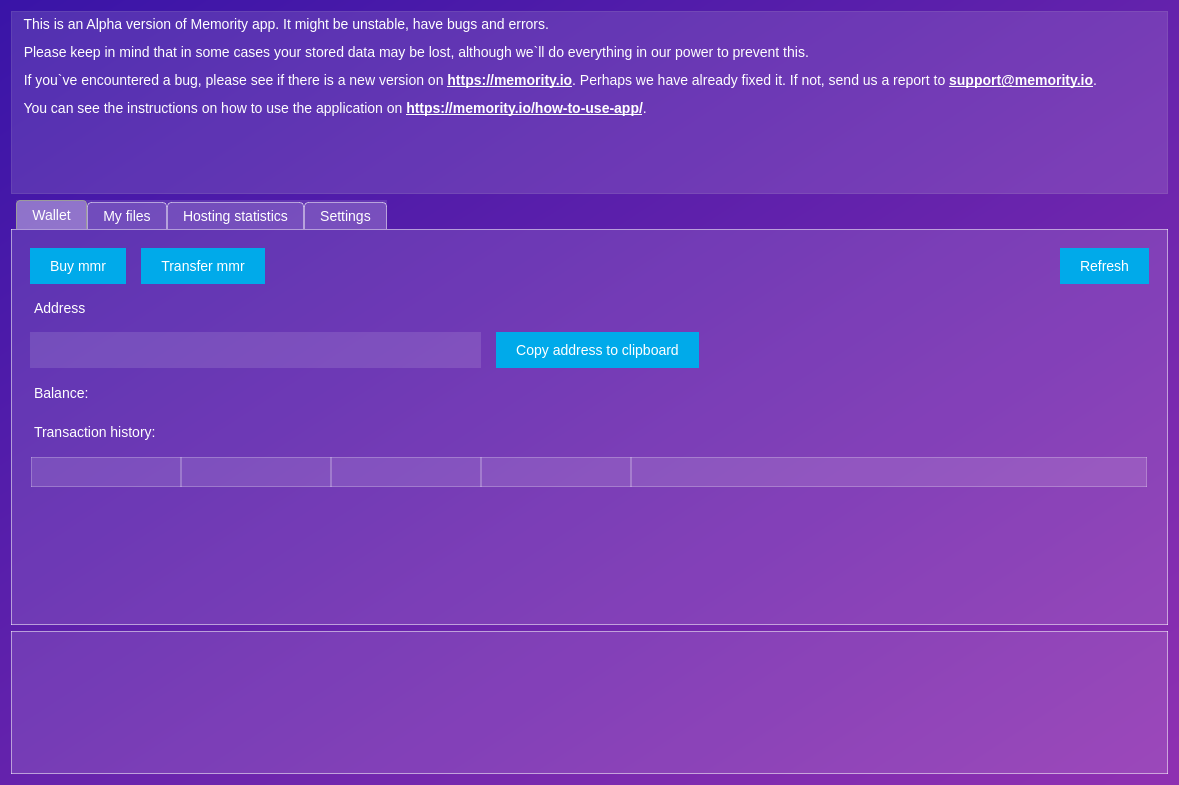
Old version of the form memority/ui/main.ui in the repository Memority/memority.
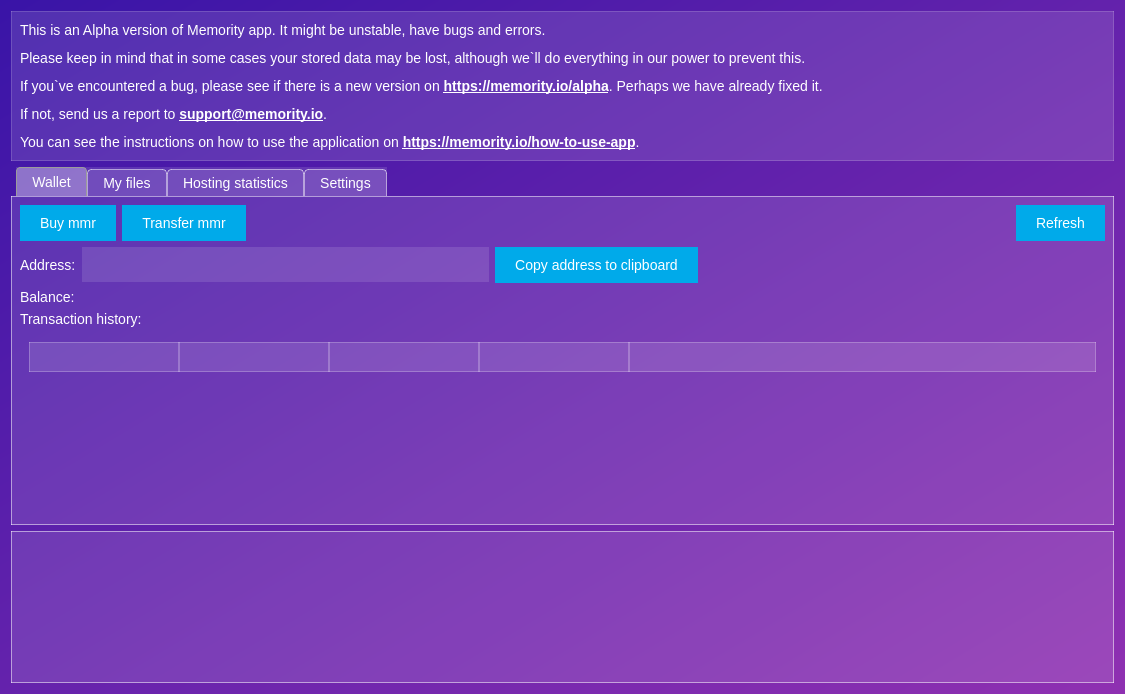
New version of the form. Icons and pictures are not drawn.

```diff
--- a/memority/ui/main.ui
+++ b/memority/ui/main.ui
@@ -6,8 +6,8 @@
    <rect>
     <x>0</x>
     <y>0</y>
-    <width>1179</width>
-    <height>785</height>
+    <width>1125</width>
+    <height>694</height>
    </rect>
   </property>
   <property name="minimumSize">
@@ -73,16 +73,10 @@
 }
 QLabel{
 background: none;
-max-height: 18px;
 }
 QTextBrowser{
 background: rgba(255, 255, 255, 30);
 }
-QPushButton{
-background: qlineargradient(spread:pad, x1:0, y1:0, x2:1, y2:0, stop:0 rgba(23, 201, 231, 255), stop:1 rgba(0, 147, 234, 255));
-border: none;
-padding: 10px 20px;
-}
 QTableView QTableCornerButton::section {
     background: rgba(255,255,255, 30);
     border: 1px inset rgba(255,255,255, 60);
@@ -113,13 +107,24 @@
 QHBoxLayout{
 	border: none;
 }
-QScrollBar:horizontal { border: 2px solid grey; background: #32CC99; height: 15px; margin: 0px 20px 0 20px;}</string>
+QScrollBar:horizontal { border: 2px solid grey; background: #32CC99; height: 15px; margin: 0px 20px 0 20px;
+}
+QPushButton{
+background: rgb(0, 170, 234);
+border: none;
+padding: 10px 20px;
+}
+QPushButton:disabled{
+background-color: rgba(67, 10, 149, 200);
+border: none;
+padding: 10px 20px;
+}</string>
   </property>
   <layout class="QVBoxLayout" name="verticalLayout">
    <item>
-    <widget class="QTextBrowser" name="textBrowser">
+    <widget class="QLabel" name="label_10">
      <property name="sizePolicy">
-      <sizepolicy hsizetype="Expanding" vsizetype="Fixed">
+      <sizepolicy hsizetype="Preferred" vsizetype="Minimum">
        <horstretch>0</horstretch>
        <verstretch>0</verstretch>
       </sizepolicy>
@@ -127,21 +132,24 @@
      <property name="minimumSize">
       <size>
        <width>0</width>
-       <height>15</height>
+       <height>150</height>
       </size>
      </property>
-     <property name="html">
+     <property name="styleSheet">
+      <string notr="true">background: rgba(255, 255, 255, 30);
+border: 1px solid rgba(255,255,255, 40);
+padding-left: 5px;</string>
+     </property>
+     <property name="text">
       <string>&lt;!DOCTYPE HTML PUBLIC &quot;-//W3C//DTD HTML 4.0//EN&quot; &quot;http://www.w3.org/TR/REC-html40/strict.dtd&quot;&gt;
 &lt;html&gt;&lt;head&gt;&lt;meta name=&quot;qrichtext&quot; content=&quot;1&quot; /&gt;&lt;style type=&quot;text/css&quot;&gt;
 p, li { white-space: pre-wrap; }
 &lt;/style&gt;&lt;/head&gt;&lt;body style=&quot; font-family:'Noto Sans'; font-size:14px; font-weight:400; font-style:normal;&quot;&gt;
-&lt;p style=&quot; margin-top:12px; margin-bottom:12px; margin-left:0px; margin-right:0px; -qt-block-indent:0; text-indent:0px;&quot;&gt;&lt;span style=&quot; font-size:14px;&quot;&gt;  This is an Alpha version of Memority app. It might be unstable, have bugs and errors. &lt;/span&gt;&lt;/p&gt;
-&lt;p style=&quot; margin-top:12px; margin-bottom:12px; margin-left:0px; margin-right:0px; -qt-block-indent:0; text-indent:0px;&quot;&gt;&lt;span style=&quot; font-size:14px;&quot;&gt;  Please keep in mind that in some cases your stored data may be lost, although we`ll do everything in our power to prevent this. &lt;/span&gt;&lt;/p&gt;
-&lt;p style=&quot; margin-top:12px; margin-bottom:12px; margin-left:0px; margin-right:0px; -qt-block-indent:0; text-indent:0px;&quot;&gt;&lt;span style=&quot; font-size:14px;&quot;&gt;  If you`ve encountered a bug, please see if there is a new version on &lt;/span&gt;&lt;a href=&quot;https://memority.io/&quot;&gt;&lt;span style=&quot; font-size:14px; font-weight:600; text-decoration: underline; color:#ffffff;&quot;&gt;https://memority.io&lt;/span&gt;&lt;/a&gt;&lt;span style=&quot; font-size:14px;&quot;&gt;. Perhaps we have already fixed it. If not, send us a report to &lt;/span&gt;&lt;a href=&quot;mailto:support@memority.io&quot;&gt;&lt;span style=&quot; font-size:14px; font-weight:600; text-decoration: underline; color:#ffffff;&quot;&gt;support@memority.io&lt;/span&gt;&lt;/a&gt;&lt;span style=&quot; font-size:14px;&quot;&gt;. &lt;/span&gt;&lt;/p&gt;
-&lt;p style=&quot; margin-top:12px; margin-bottom:12px; margin-left:0px; margin-right:0px; -qt-block-indent:0; text-indent:0px;&quot;&gt;&lt;span style=&quot; font-size:14px;&quot;&gt;  You can see the instructions on how to use the application on &lt;/span&gt;&lt;a href=&quot;https://memority.io/how-to-use-app/&quot;&gt;&lt;span style=&quot; font-size:14px; font-weight:600; text-decoration: underline; color:#ffffff;&quot;&gt;https://memority.io/how-to-use-app/&lt;/span&gt;&lt;/a&gt;&lt;span style=&quot; font-size:14px;&quot;&gt;.&lt;/span&gt;&lt;/p&gt;&lt;/body&gt;&lt;/html&gt;</string>
-     </property>
-     <property name="openExternalLinks">
-      <bool>true</bool>
+&lt;p style=&quot; margin-top:12px; margin-bottom:12px; margin-left:0px; margin-right:0px; -qt-block-indent:0; text-indent:0px;&quot;&gt;&lt;span style=&quot; font-size:14px;&quot;&gt;This is an Alpha version of Memority app. It might be unstable, have bugs and errors.&lt;/span&gt;&lt;/p&gt;
+&lt;p style=&quot; margin-top:12px; margin-bottom:12px; margin-left:0px; margin-right:0px; -qt-block-indent:0; text-indent:0px;&quot;&gt;&lt;span style=&quot; font-size:14px;&quot;&gt;Please keep in mind that in some cases your stored data may be lost, although we`ll do everything in our power to prevent this.&lt;/span&gt;&lt;/p&gt;
+&lt;p style=&quot; margin-top:12px; margin-bottom:12px; margin-left:0px; margin-right:0px; -qt-block-indent:0; text-indent:0px;&quot;&gt;&lt;span style=&quot; font-size:14px;&quot;&gt;If you`ve encountered a bug, please see if there is a new version on &lt;/span&gt;&lt;a href=&quot;https://memority.io/alpha&quot;&gt;&lt;span style=&quot; font-size:14px; font-weight:600; text-decoration: underline; color:#ffffff;&quot;&gt;https://memority.io/alpha&lt;/span&gt;&lt;/a&gt;&lt;span style=&quot; font-size:14px;&quot;&gt;. Perhaps we have already fixed it.&lt;/span&gt;&lt;/p&gt;
+&lt;p style=&quot; margin-top:12px; margin-bottom:12px; margin-left:0px; margin-right:0px; -qt-block-indent:0; text-indent:0px;&quot;&gt;&lt;span style=&quot; font-size:14px;&quot;&gt;If not, send us a report to &lt;/span&gt;&lt;a href=&quot;mailto:support@memority.io&quot;&gt;&lt;span style=&quot; font-size:14px; font-weight:600; text-decoration: underline; color:#ffffff;&quot;&gt;support@memority.io&lt;/span&gt;&lt;/a&gt;&lt;span style=&quot; font-size:14px;&quot;&gt;. &lt;/span&gt;&lt;/p&gt;
+&lt;p style=&quot; margin-top:12px; margin-bottom:12px; margin-left:0px; margin-right:0px; -qt-block-indent:0; text-indent:0px;&quot;&gt;&lt;span style=&quot; font-size:14px;&quot;&gt;You can see the instructions on how to use the application on &lt;/span&gt;&lt;a href=&quot;https://memority.io/how-to-use-app/&quot;&gt;&lt;span style=&quot; font-size:14px; font-weight:600; text-decoration: underline; color:#ffffff;&quot;&gt;https://memority.io/how-to-use-app&lt;/span&gt;&lt;/a&gt;&lt;span style=&quot; font-size:14px;&quot;&gt;.&lt;/span&gt;&lt;/p&gt;&lt;/body&gt;&lt;/html&gt;</string>
      </property>
     </widget>
    </item>
@@ -155,40 +163,19 @@
      </property>
      <widget class="QWidget" name="Wallet">
       <property name="styleSheet">
-       <string notr="true">background: rgba(255,255,255, 0);
-border: 1px solid rgba(255,255,255,130);</string>
+       <string notr="true">QWidget#Wallet{
+border: 1px solid rgba(255,255,255,130);
+}
+QWidget{
+border: none;
+background: rgba(255,255,255, 0);
+}</string>
       </property>
       <attribute name="title">
        <string>Wallet</string>
       </attribute>
-      <layout class="QVBoxLayout" name="verticalLayout_2">
-       <item>
-        <widget class="QScrollArea" name="scrollArea">
-         <property name="styleSheet">
-          <string notr="true">background: rgba(255,255,255, 0);
-border: 1px solid rgba(255,255,255,0);</string>
-         </property>
-         <property name="widgetResizable">
-          <bool>true</bool>
-         </property>
-         <widget class="QWidget" name="scrollAreaWidgetContents_4">
-          <property name="geometry">
-           <rect>
-            <x>0</x>
-            <y>0</y>
-            <width>1153</width>
-            <height>434</height>
-           </rect>
-          </property>
           <layout class="QVBoxLayout" name="verticalLayout_6">
            <item>
-            <layout class="QVBoxLayout" name="verticalLayout_3">
-             <property name="spacing">
-              <number>15</number>
-             </property>
-             <item>
-              <layout class="QHBoxLayout" name="horizontalLayout_2">
-               <item>
                 <layout class="QHBoxLayout" name="horizontalLayout">
                  <item>
                   <widget class="QPushButton" name="buy_mmr_btn">
@@ -244,8 +231,6 @@
                    </property>
                   </spacer>
                  </item>
-                </layout>
-               </item>
                <item>
                 <widget class="QPushButton" name="refresh_btn">
                  <property name="styleSheet">
@@ -268,15 +253,48 @@
               </layout>
              </item>
              <item>
+        <layout class="QGridLayout" name="gridLayout_4">
+         <item row="0" column="3">
+          <widget class="QPushButton" name="copy_address_btn">
+           <property name="styleSheet">
+            <string notr="true">QPushButton{
+background: rgb(0, 170, 234);
+border: none;
+padding: 10px 20px;
+}
+QPushButton:disabled{
+background-color: rgba(67, 10, 149, 200);
+border: none;
+padding: 10px 20px;
+}</string>
+           </property>
+           <property name="text">
+            <string>Copy address to clipboard</string>
+           </property>
+          </widget>
+         </item>
+         <item row="1" column="0">
+          <widget class="QLabel" name="label_2">
+           <property name="text">
+            <string>Balance:</string>
+           </property>
+          </widget>
+         </item>
+         <item row="0" column="0">
               <widget class="QLabel" name="label">
                <property name="text">
-                <string>Address</string>
+            <string>Address:</string>
                </property>
               </widget>
              </item>
-             <item>
-              <layout class="QHBoxLayout" name="horizontalLayout_3">
-               <item>
+         <item row="1" column="1">
+          <widget class="QLabel" name="balance_display">
+           <property name="text">
+            <string/>
+           </property>
+          </widget>
+         </item>
+         <item row="0" column="1">
                 <widget class="QLineEdit" name="address_display">
                  <property name="sizePolicy">
                   <sizepolicy hsizetype="MinimumExpanding" vsizetype="Fixed">
@@ -300,26 +318,7 @@
                  </property>
                 </widget>
                </item>
-               <item>
-                <widget class="QPushButton" name="copy_address_btn">
-                 <property name="styleSheet">
-                  <string notr="true">QPushButton{
-background: rgb(0, 170, 234);
-border: none;
-padding: 10px 20px;
-}
-QPushButton:disabled{
-background-color: rgba(67, 10, 149, 200);
-border: none;
-padding: 10px 20px;
-}</string>
-                 </property>
-                 <property name="text">
-                  <string>Copy address to clipboard</string>
-                 </property>
-                </widget>
-               </item>
-               <item>
+         <item row="0" column="4">
                 <spacer name="horizontalSpacer_2">
                  <property name="orientation">
                   <enum>Qt::Horizontal</enum>
@@ -334,50 +333,6 @@
                </item>
               </layout>
              </item>
-             <item>
-              <layout class="QGridLayout" name="gridLayout">
-               <item row="0" column="0">
-                <widget class="QLabel" name="label_2">
-                 <property name="text">
-                  <string>Balance:</string>
-                 </property>
-                </widget>
-               </item>
-               <item row="0" column="1">
-                <widget class="QLabel" name="balance_display">
-                 <property name="text">
-                  <string/>
-                 </property>
-                </widget>
-               </item>
-               <item row="0" column="2">
-                <spacer name="horizontalSpacer_3">
-                 <property name="orientation">
-                  <enum>Qt::Horizontal</enum>
-                 </property>
-                 <property name="sizeHint" stdset="0">
-                  <size>
-                   <width>40</width>
-                   <height>20</height>
-                  </size>
-                 </property>
-                </spacer>
-               </item>
-              </layout>
-             </item>
-             <item>
-              <spacer name="verticalSpacer_3">
-               <property name="orientation">
-                <enum>Qt::Vertical</enum>
-               </property>
-               <property name="sizeHint" stdset="0">
-                <size>
-                 <width>20</width>
-                 <height>40</height>
-                </size>
-               </property>
-              </spacer>
-             </item>
              <item>
               <widget class="QLabel" name="transaction_history_lbl">
                <property name="text">
@@ -386,8 +341,20 @@
               </widget>
              </item>
              <item>
-              <layout class="QVBoxLayout" name="verticalLayout_8"/>
-             </item>
+        <widget class="QScrollArea" name="scrollArea">
+         <property name="widgetResizable">
+          <bool>true</bool>
+         </property>
+         <widget class="QWidget" name="scrollAreaWidgetContents_2">
+          <property name="geometry">
+           <rect>
+            <x>0</x>
+            <y>0</y>
+            <width>1101</width>
+            <height>175</height>
+           </rect>
+          </property>
+          <layout class="QVBoxLayout" name="verticalLayout_2">
              <item>
               <widget class="QTableWidget" name="transaction_history_table">
                <property name="enabled">
@@ -529,8 +496,6 @@
               </widget>
              </item>
             </layout>
-           </item>
-          </layout>
          </widget>
         </widget>
        </item>
```
Left out of the diff: 12 changed lines with no effect on the pictures. Lines whose indentation alone changed are shown as unchanged.
